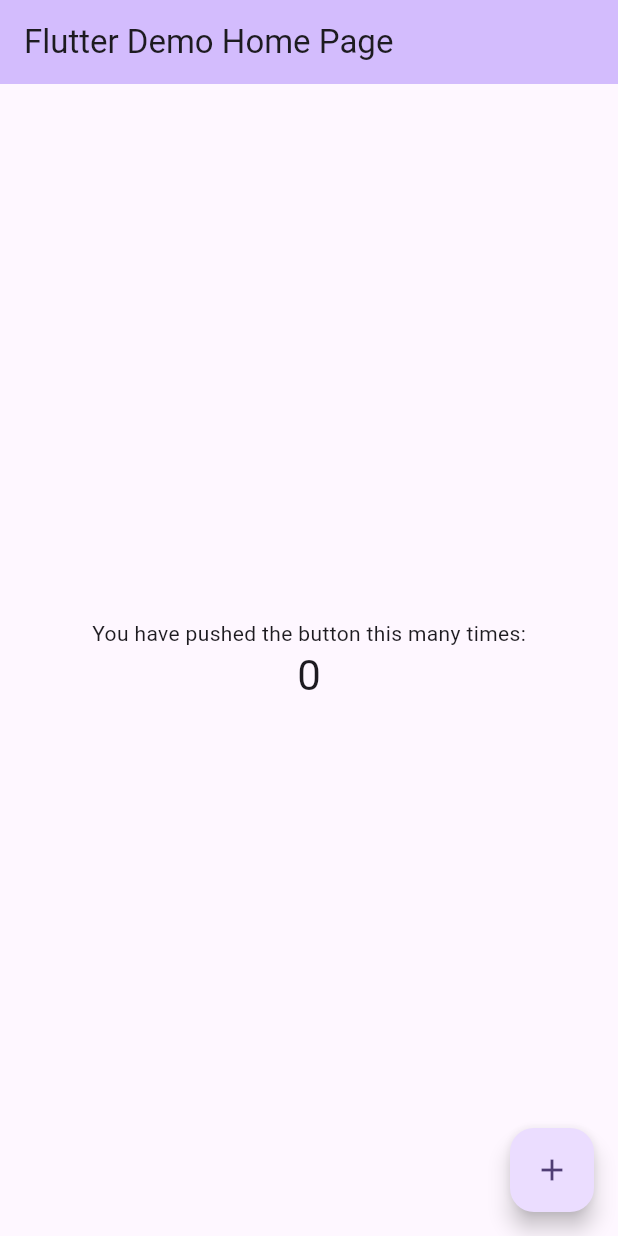
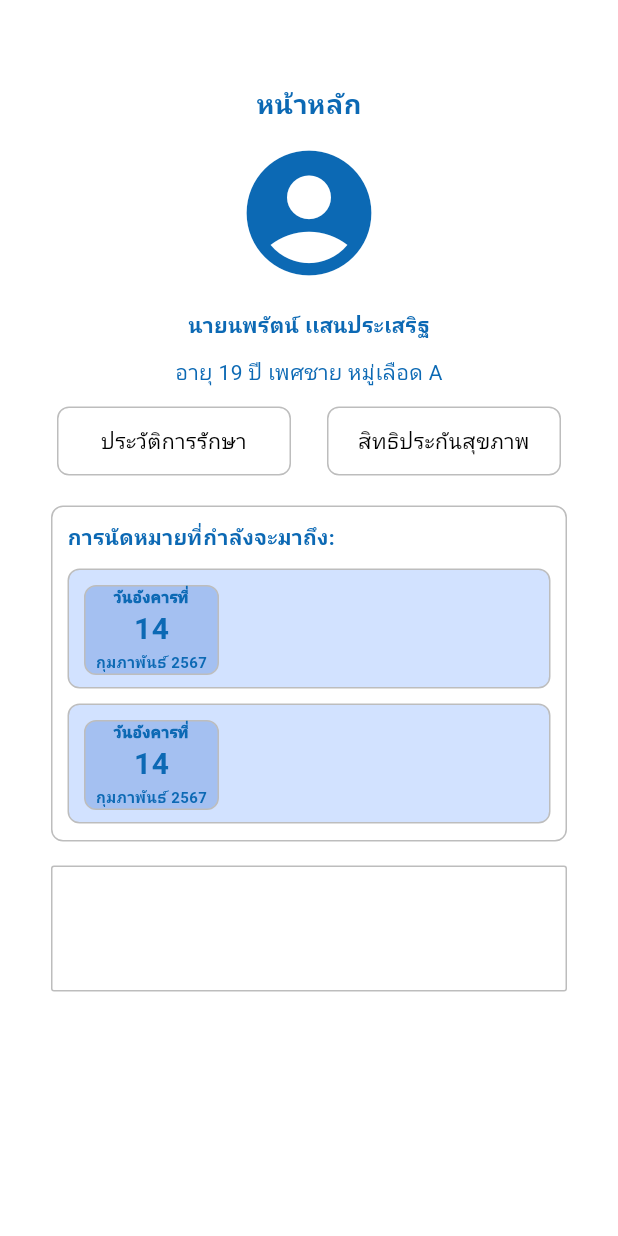
Before and after one commit to CDG-Hackathon/frontend, a Flutter app: the screen it shows after launch, on a phone screen of 412 x 824 dp. Run offline on Flutter 3.47's test engine with Material 3 defaults, Android fonts, the phone set to English and light mode, and no system bars.

Commit message:
create structure home

```diff
--- a/lib/main.dart
+++ b/lib/main.dart
@@ -1,4 +1,5 @@
 import 'package:flutter/material.dart';
+import 'presentation/screens/home/home_screen.dart';
 
 void main() {
   runApp(const MyApp());
@@ -7,116 +8,24 @@ void main() {
 class MyApp extends StatelessWidget {
   const MyApp({super.key});
 
-  // This widget is the root of your application.
   @override
   Widget build(BuildContext context) {
     return MaterialApp(
-      title: 'Flutter Demo',
+      title: 'CuraQ',
+      debugShowCheckedModeBanner: false,
       theme: ThemeData(
-        // This is the theme of your application.
-        //
-        // TRY THIS: Try running your application with "flutter run". You'll see
-        // the application has a purple toolbar. Then, without quitting the app,
-        // try changing the seedColor in the colorScheme below to Colors.green
-        // and then invoke "hot reload" (save your changes or press the "hot
-        // reload" button in a Flutter-supported IDE, or press "r" if you used
-        // the command line to start the app).
-        //
-        // Notice that the counter didn't reset back to zero; the application
-        // state is not lost during the reload. To reset the state, use hot
-        // restart instead.
-        //
-        // This works for code too, not just values: Most code changes can be
-        // tested with just a hot reload.
-        colorScheme: ColorScheme.fromSeed(seedColor: Colors.deepPurple),
+        scaffoldBackgroundColor: Colors.white,
+        appBarTheme: const AppBarTheme(
+          backgroundColor: Colors.white,
+          foregroundColor: Colors.white,
+        ),
+        textTheme: const TextTheme(
+          bodyLarge: TextStyle(color: Colors.black),
+          bodyMedium: TextStyle(color: Colors.black),
+        ),
       ),
-      home: const MyHomePage(title: 'Flutter Demo Home Page'),
+      initialRoute: '/',
+      routes: {'/': (context) => const HomeScreen()},
     );
   }
 }
-
-class MyHomePage extends StatefulWidget {
-  const MyHomePage({super.key, required this.title});
-
-  // This widget is the home page of your application. It is stateful, meaning
-  // that it has a State object (defined below) that contains fields that affect
-  // how it looks.
-
-  // This class is the configuration for the state. It holds the values (in this
-  // case the title) provided by the parent (in this case the App widget) and
-  // used by the build method of the State. Fields in a Widget subclass are
-  // always marked "final".
-
-  final String title;
-
-  @override
-  State<MyHomePage> createState() => _MyHomePageState();
-}
-
-class _MyHomePageState extends State<MyHomePage> {
-  int _counter = 0;
-
-  void _incrementCounter() {
-    setState(() {
-      // This call to setState tells the Flutter framework that something has
-      // changed in this State, which causes it to rerun the build method below
-      // so that the display can reflect the updated values. If we changed
-      // _counter without calling setState(), then the build method would not be
-      // called again, and so nothing would appear to happen.
-      _counter++;
-    });
-  }
-
-  @override
-  Widget build(BuildContext context) {
-    // This method is rerun every time setState is called, for instance as done
-    // by the _incrementCounter method above.
-    //
-    // The Flutter framework has been optimized to make rerunning build methods
-    // fast, so that you can just rebuild anything that needs updating rather
-    // than having to individually change instances of widgets.
-    return Scaffold(
-      appBar: AppBar(
-        // TRY THIS: Try changing the color here to a specific color (to
-        // Colors.amber, perhaps?) and trigger a hot reload to see the AppBar
-        // change color while the other colors stay the same.
-        backgroundColor: Theme.of(context).colorScheme.inversePrimary,
-        // Here we take the value from the MyHomePage object that was created by
-        // the App.build method, and use it to set our appbar title.
-        title: Text(widget.title),
-      ),
-      body: Center(
-        // Center is a layout widget. It takes a single child and positions it
-        // in the middle of the parent.
-        child: Column(
-          // Column is also a layout widget. It takes a list of children and
-          // arranges them vertically. By default, it sizes itself to fit its
-          // children horizontally, and tries to be as tall as its parent.
-          //
-          // Column has various properties to control how it sizes itself and
-          // how it positions its children. Here we use mainAxisAlignment to
-          // center the children vertically; the main axis here is the vertical
-          // axis because Columns are vertical (the cross axis would be
-          // horizontal).
-          //
-          // TRY THIS: Invoke "debug painting" (choose the "Toggle Debug Paint"
-          // action in the IDE, or press "p" in the console), to see the
-          // wireframe for each widget.
-          mainAxisAlignment: MainAxisAlignment.center,
-          children: <Widget>[
-            const Text('You have pushed the button this many times:'),
-            Text(
-              '$_counter',
-              style: Theme.of(context).textTheme.headlineMedium,
-            ),
-          ],
-        ),
-      ),
-      floatingActionButton: FloatingActionButton(
-        onPressed: _incrementCounter,
-        tooltip: 'Increment',
-        child: const Icon(Icons.add),
-      ), // This trailing comma makes auto-formatting nicer for build methods.
-    );
-  }
-}
--- /dev/null
+++ b/lib/presentation/screens/home/home_screen.dart
@@ -0,0 +1,31 @@
+import 'package:flutter/material.dart';
+import 'package:frontend/presentation/widgets/home/buttom_card.dart';
+import 'package:frontend/presentation/widgets/home/health_button.dart';
+import 'package:frontend/presentation/widgets/home/profile_header.dart';
+import 'package:frontend/presentation/widgets/home/upcoming_appointment.dart';
+
+class HomeScreen extends StatelessWidget {
+  const HomeScreen({super.key});
+
+  @override
+  Widget build(BuildContext context) {
+    return Scaffold(
+      appBar: AppBar(
+        // title: const Text('Home Screen'),
+      ),
+      body: Center(
+        child: Column(
+          crossAxisAlignment: CrossAxisAlignment.center,
+          children: [
+            ProfileHeader(),
+            ButtomCard(),
+            UpcomingAppointment(),
+            HealthButton(),
+
+
+          ],
+        ),
+      ),
+    );
+  }
+}
--- /dev/null
+++ b/lib/presentation/widgets/home/buttom_card.dart
@@ -0,0 +1,64 @@
+import 'package:flutter/material.dart';
+
+class ButtomCard extends StatelessWidget {
+  const ButtomCard({super.key});
+
+  @override
+  Widget build(BuildContext context) {
+    return Center(
+      child: Row(
+        mainAxisAlignment: MainAxisAlignment.center,
+        children: [
+          SizedBox(
+            width: 180,
+            child: Padding(
+              padding: const EdgeInsets.all(12.0),
+              child: GestureDetector(
+                onTap: () {
+                  print('กดกล่อง ประวัติการรักษา');
+                },
+                child: Container(
+                  decoration: BoxDecoration(
+                    color: const Color.fromARGB(255, 255, 255, 255),
+                    borderRadius: BorderRadius.circular(8),
+                    border: Border.all(color: Colors.grey.shade400),
+                  ),
+                  padding: const EdgeInsets.all(12),
+                  child: const Text(
+                    'ประวัติการรักษา',
+                    style: TextStyle(color: Colors.black, fontSize: 14),
+                    textAlign: TextAlign.center,
+                  ),
+                ),
+              ),
+            ),
+          ),
+          SizedBox(
+            width: 180,
+            child: Padding(
+              padding: const EdgeInsets.all(12.0),
+              child: GestureDetector(
+                onTap: () {
+                  print('กดกล่อง สิทธิประกันสุขภาพ');
+                },
+                child: Container(
+                  decoration: BoxDecoration(
+                    color: const Color.fromARGB(255, 255, 255, 255),
+                    borderRadius: BorderRadius.circular(8),
+                    border: Border.all(color: Colors.grey.shade400),
+                  ),
+                  padding: const EdgeInsets.all(12),
+                  child: const Text(
+                    'สิทธิประกันสุขภาพ',
+                    style: TextStyle(color: Colors.black, fontSize: 14),
+                    textAlign: TextAlign.center,
+                  ),
+                ),
+              ),
+            ),
+          ),
+        ],
+      ),
+    );
+  }
+}
--- /dev/null
+++ b/lib/presentation/widgets/home/health_button.dart
@@ -0,0 +1,32 @@
+import 'package:flutter/material.dart';
+
+class HealthButton extends StatelessWidget {
+  const HealthButton({super.key});
+
+  @override
+  Widget build(BuildContext context) {
+    return SizedBox(
+      width: 360,
+      height: 100,
+      child: Padding(
+        padding: const EdgeInsets.all(8.0),
+        child: Container(
+          decoration: BoxDecoration(
+            color: const Color.fromARGB(255, 255, 255, 255),
+            borderRadius: BorderRadius.circular(2),
+            border: Border.all(color: Colors.grey.shade400),
+          ),
+          padding: const EdgeInsets.only(left: 10, top: 10),
+          child: const Text(
+            '',
+            style: TextStyle(
+              color: Color.fromARGB(255, 12, 105, 180),
+              fontSize: 14,
+              fontWeight: FontWeight.w600,
+            ),
+          ),
+        ),
+      ),
+    );
+  }
+}
--- /dev/null
+++ b/lib/presentation/widgets/home/profile_header.dart
@@ -0,0 +1,49 @@
+import 'package:flutter/material.dart';
+
+class ProfileHeader extends StatefulWidget {
+  const ProfileHeader({super.key});
+
+  @override
+  State<ProfileHeader> createState() => _ProfileHeaderState();
+}
+
+class _ProfileHeaderState extends State<ProfileHeader> {
+  @override
+  Widget build(BuildContext context) {
+    return Column(
+      children: const [
+        Text(
+          'หน้าหลัก',
+          style: TextStyle(
+            fontSize: 18,
+            fontWeight: FontWeight.bold,
+            color: Color.fromARGB(255, 12, 105, 180),
+          ),
+        ),
+        SizedBox(height: 10),
+        Icon(
+          Icons.account_circle,
+          size: 100,
+          color: Color.fromARGB(255, 12, 105, 180),
+        ),
+        SizedBox(height: 15),
+        Text(
+          'นายนพรัตน์ เเสนประเสริฐ',
+          style: TextStyle(
+            fontSize: 14,
+            fontWeight: FontWeight.w600,
+            color: Color.fromARGB(255, 12, 105, 180),
+          ),
+        ),
+        SizedBox(height: 10),
+        Text(
+          'อายุ 19 ปี เพศชาย หมู่เลือด A',
+          style: TextStyle(
+            fontSize: 14,
+            color: Color.fromARGB(255, 12, 105, 180),
+          ),
+        ),
+      ],
+    );
+  }
+}
--- /dev/null
+++ b/lib/presentation/widgets/home/upcoming_appointment.dart
@@ -0,0 +1,174 @@
+import 'package:flutter/material.dart';
+
+class UpcomingAppointment extends StatefulWidget {
+  const UpcomingAppointment({super.key});
+
+  @override
+  State<UpcomingAppointment> createState() => _UpcomingAppointment();
+}
+
+class _UpcomingAppointment extends State<UpcomingAppointment> {
+  @override
+  Widget build(BuildContext context) {
+    return SizedBox(
+      width: 360,
+      height: 240,
+      child: Padding(
+        padding: const EdgeInsets.all(8.0),
+        child: Container(
+          decoration: BoxDecoration(
+            color: const Color.fromARGB(255, 255, 255, 255),
+            borderRadius: BorderRadius.circular(8),
+            border: Border.all(color: Colors.grey.shade400),
+          ),
+          padding: const EdgeInsets.only(left: 10, top: 10),
+          child: Column(
+            crossAxisAlignment: CrossAxisAlignment.start,
+            children: [
+              const Text(
+                'การนัดหมายที่กำลังจะมาถึง:',
+                style: TextStyle(
+                  color: Color.fromARGB(255, 12, 105, 180),
+                  fontSize: 14,
+                  fontWeight: FontWeight.w600,
+                ),
+              ),
+
+              const SizedBox(height: 10),
+
+              SizedBox(
+                width: 360,
+                height: 80,
+                child: Padding(
+                  padding: const EdgeInsets.only(right: 10.0),
+                  child: Container(
+                    decoration: BoxDecoration(
+                      color: const Color.fromARGB(255, 210, 226, 255),
+                      borderRadius: BorderRadius.circular(8),
+                      border: Border.all(color: Colors.grey.shade400),
+                    ),
+                    padding: const EdgeInsets.only(left: 10, top: 10),
+                    child: Column(
+                      crossAxisAlignment: CrossAxisAlignment.start,
+                      children: [
+                        SizedBox(
+                          width: 90,
+                          height: 60,
+                          child: Padding(
+                            padding: const EdgeInsets.only(right: 0.0),
+                            child: Container(
+                              decoration: BoxDecoration(
+                                color: const Color.fromARGB(85, 72, 125, 212),
+                                borderRadius: BorderRadius.circular(8),
+                                border: Border.all(color: Colors.grey.shade400),
+                              ),
+                              child: Column(
+                                crossAxisAlignment: CrossAxisAlignment.center,
+                                children: [
+                                  Text(
+                                    'วันอังคารที่',
+                                    style: TextStyle(
+                                      color: Color.fromARGB(255, 12, 105, 180),
+                                      fontSize: 10,
+                                      fontWeight: FontWeight.w900,
+                                    ),
+                                  ),
+                                  Text(
+                                    '14',
+                                    style: TextStyle(
+                                      color: Color.fromARGB(255, 12, 105, 180),
+                                      fontSize: 20,
+                                      fontWeight: FontWeight.bold,
+                                    ),
+                                  ),
+                                  Text(
+                                    'กุมภาพันธ์ 2567',
+                                    style: TextStyle(
+                                      color: Color.fromARGB(255, 12, 105, 180),
+                                      fontSize: 10,
+                                      fontWeight: FontWeight.bold,
+                                    ),
+                                  ),
+                                ],
+                              ),
+                            ),
+                          ),
+                        ),
+                      ],
+                    ),
+                  ),
+                ),
+              ),
+
+              const SizedBox(height: 10),
+
+              SizedBox(
+                width: 360,
+                height: 80,
+                child: Padding(
+                  padding: const EdgeInsets.only(right: 10.0),
+                  child: Container(
+                    decoration: BoxDecoration(
+                      color: const Color.fromARGB(255, 210, 226, 255),
+                      borderRadius: BorderRadius.circular(8),
+                      border: Border.all(color: Colors.grey.shade400),
+                    ),
+                    padding: const EdgeInsets.only(left: 10, top: 10),
+                    child: Column(
+                      crossAxisAlignment: CrossAxisAlignment.start,
+                      children: [
+                        SizedBox(
+                          width: 90,
+                          height: 60,
+                          child: Padding(
+                            padding: const EdgeInsets.only(right: 0.0),
+                            child: Container(
+                              decoration: BoxDecoration(
+                                color: const Color.fromARGB(85, 72, 125, 212),
+                                borderRadius: BorderRadius.circular(8),
+                                border: Border.all(color: Colors.grey.shade400),
+                              ),
+                              child: Column(
+                                crossAxisAlignment: CrossAxisAlignment.center,
+                                children: [
+                                  Text(
+                                    'วันอังคารที่',
+                                    style: TextStyle(
+                                      color: Color.fromARGB(255, 12, 105, 180),
+                                      fontSize: 10,
+                                      fontWeight: FontWeight.w900,
+                                    ),
+                                  ),
+                                  Text(
+                                    '14',
+                                    style: TextStyle(
+                                      color: Color.fromARGB(255, 12, 105, 180),
+                                      fontSize: 20,
+                                      fontWeight: FontWeight.bold,
+                                    ),
+                                  ),
+                                  Text(
+                                    'กุมภาพันธ์ 2567',
+                                    style: TextStyle(
+                                      color: Color.fromARGB(255, 12, 105, 180),
+                                      fontSize: 10,
+                                      fontWeight: FontWeight.bold,
+                                    ),
+                                  ),
+                                ],
+                              ),
+                            ),
+                          ),
+                        ),
+                      ],
+                    ),
+                  ),
+                ),
+              ),
+            ],
+          ),
+        ),
+      ),
+    );
+  }
+}
```
Also changed, not shown: lib/data/services/auth_service.dart (added), lib/presentation/screens/auth/login_screen.dart (added), lib/presentation/screens/auth/register_screen.dart (added), lib/presentation/widgets/navbar/navbar_widget.dart (added).
